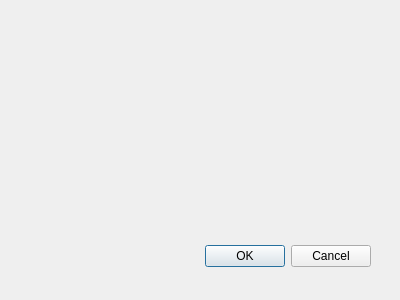
Before: the Qt Designer form imageclient/syncdialog.ui in ANKA-KIT/imageclient, drawn with Qt 5.
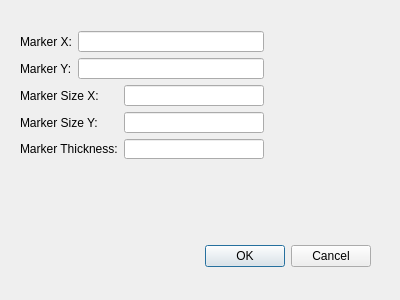
After: the same form once the commit is applied.

What changed in the file:
```diff
--- a/imageclient/syncdialog.ui
+++ b/imageclient/syncdialog.ui
@@ -31,6 +31,68 @@
     <set>QDialogButtonBox::Cancel|QDialogButtonBox::Ok</set>
    </property>
   </widget>
+  <widget class="QWidget" name="">
+   <property name="geometry">
+    <rect>
+     <x>20</x>
+     <y>31</y>
+     <width>244</width>
+     <height>128</height>
+    </rect>
+   </property>
+   <layout class="QGridLayout" name="gridLayout">
+    <item row="0" column="0">
+     <widget class="QLabel" name="markerXLabel">
+      <property name="text">
+       <string>Marker X:</string>
+      </property>
+     </widget>
+    </item>
+    <item row="0" column="1" colspan="2">
+     <widget class="QLineEdit" name="markerXEdit"/>
+    </item>
+    <item row="1" column="0">
+     <widget class="QLabel" name="markerYLabel">
+      <property name="text">
+       <string>Marker Y:</string>
+      </property>
+     </widget>
+    </item>
+    <item row="1" column="1" colspan="2">
+     <widget class="QLineEdit" name="markerYEdit"/>
+    </item>
+    <item row="2" column="0" colspan="2">
+     <widget class="QLabel" name="markerSizeXLabel">
+      <property name="text">
+       <string>Marker Size X:</string>
+      </property>
+     </widget>
+    </item>
+    <item row="2" column="2">
+     <widget class="QLineEdit" name="markerSizeXEdit"/>
+    </item>
+    <item row="3" column="0" colspan="2">
+     <widget class="QLabel" name="markerSizeYLabel">
+      <property name="text">
+       <string>Marker Size Y:</string>
+      </property>
+     </widget>
+    </item>
+    <item row="3" column="2">
+     <widget class="QLineEdit" name="markerSizeYEdit"/>
+    </item>
+    <item row="4" column="0" colspan="2">
+     <widget class="QLabel" name="markerThicknessLabel">
+      <property name="text">
+       <string>Marker Thickness:</string>
+      </property>
+     </widget>
+    </item>
+    <item row="4" column="2">
+     <widget class="QLineEdit" name="markerThicknessEdit"/>
+    </item>
+   </layout>
+  </widget>
  </widget>
  <pixmapfunction/>
  <resources/>
```
Left out of the diff: 7 changed lines with no effect on the pictures.
